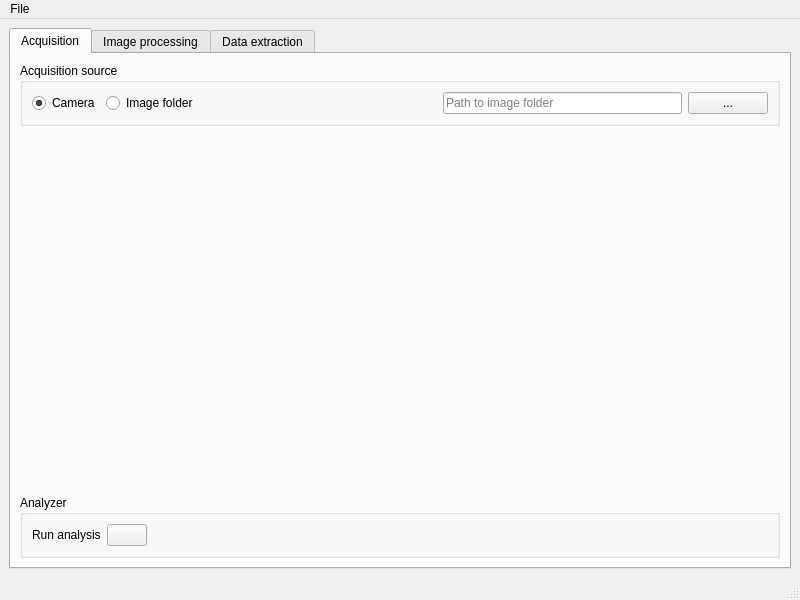
First picture: the form in src/CellSorter/gui/mainwindow.ui, repository mortbopet/RTOC, before the edit.
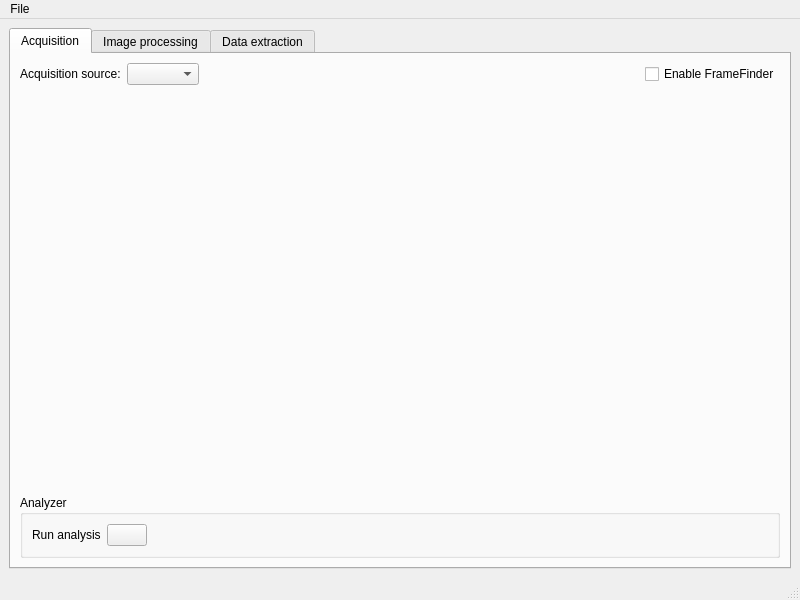
Second picture: the form after the edit. The open tabs and pages were chosen to show the change.

Commit message: Switch to using a ComboBox for selecting the active acqusition source

Patch:
```diff
--- a/src/CellSorter/gui/mainwindow.ui
+++ b/src/CellSorter/gui/mainwindow.ui
@@ -25,92 +25,6 @@
         <string>Acquisition</string>
        </attribute>
        <layout class="QGridLayout" name="gridLayout_4">
-        <item row="0" column="0">
-         <layout class="QVBoxLayout" name="verticalLayout" stretch="0,0">
-          <item>
-           <layout class="QHBoxLayout" name="horizontalLayout">
-            <item>
-             <widget class="QGroupBox" name="groupBox">
-              <property name="title">
-               <string>Acquisition source</string>
-              </property>
-              <layout class="QGridLayout" name="gridLayout_5">
-               <item row="0" column="0">
-                <layout class="QGridLayout" name="gridLayout_2">
-                 <item row="0" column="0">
-                  <widget class="QRadioButton" name="cameraRadiobutton">
-                   <property name="text">
-                    <string>Camera</string>
-                   </property>
-                   <property name="checked">
-                    <bool>true</bool>
-                   </property>
-                  </widget>
-                 </item>
-                 <item row="0" column="1">
-                  <widget class="QRadioButton" name="folderRadiobutton">
-                   <property name="text">
-                    <string>Image folder</string>
-                   </property>
-                  </widget>
-                 </item>
-                 <item row="0" column="4">
-                  <widget class="QPushButton" name="setImageFolderPath">
-                   <property name="text">
-                    <string>...</string>
-                   </property>
-                  </widget>
-                 </item>
-                 <item row="0" column="3">
-                  <widget class="QLineEdit" name="folderPath">
-                   <property name="readOnly">
-                    <bool>true</bool>
-                   </property>
-                   <property name="placeholderText">
-                    <string>Path to image folder</string>
-                   </property>
-                  </widget>
-                 </item>
-                 <item row="0" column="2">
-                  <spacer name="horizontalSpacer">
-                   <property name="orientation">
-                    <enum>Qt::Horizontal</enum>
-                   </property>
-                   <property name="sizeHint" stdset="0">
-                    <size>
-                     <width>40</width>
-                     <height>20</height>
-                    </size>
-                   </property>
-                  </spacer>
-                 </item>
-                </layout>
-               </item>
-              </layout>
-             </widget>
-            </item>
-           </layout>
-          </item>
-          <item>
-           <widget class="QStackedWidget" name="acqWidgets">
-            <widget class="QWidget" name="page">
-             <layout class="QGridLayout" name="gridLayout_7">
-              <item row="0" column="0">
-               <layout class="QGridLayout" name="acqLayout"/>
-              </item>
-             </layout>
-            </widget>
-            <widget class="QWidget" name="page_2">
-             <layout class="QGridLayout" name="gridLayout_8">
-              <item row="0" column="0">
-               <layout class="QVBoxLayout" name="imageLayout"/>
-              </item>
-             </layout>
-            </widget>
-           </widget>
-          </item>
-         </layout>
-        </item>
         <item row="1" column="0">
          <widget class="QGroupBox" name="groupBox_2">
           <property name="title">
@@ -151,6 +65,75 @@
           </layout>
          </widget>
         </item>
+        <item row="0" column="0">
+         <layout class="QVBoxLayout" name="verticalLayout" stretch="0,0">
+          <item>
+           <layout class="QHBoxLayout" name="horizontalLayout_3">
+            <item>
+             <widget class="QLabel" name="label_2">
+              <property name="sizePolicy">
+               <sizepolicy hsizetype="Maximum" vsizetype="Preferred">
+                <horstretch>0</horstretch>
+                <verstretch>0</verstretch>
+               </sizepolicy>
+              </property>
+              <property name="text">
+               <string>Acquisition source:</string>
+              </property>
+             </widget>
+            </item>
+            <item>
+             <widget class="QComboBox" name="acqSource"/>
+            </item>
+            <item>
+             <spacer name="horizontalSpacer">
+              <property name="orientation">
+               <enum>Qt::Horizontal</enum>
+              </property>
+              <property name="sizeHint" stdset="0">
+               <size>
+                <width>40</width>
+                <height>20</height>
+               </size>
+              </property>
+             </spacer>
+            </item>
+            <item>
+             <widget class="QCheckBox" name="enableFF">
+              <property name="text">
+               <string>Enable FrameFinder</string>
+              </property>
+             </widget>
+            </item>
+           </layout>
+          </item>
+          <item>
+           <widget class="QStackedWidget" name="acqWidgets">
+            <widget class="QWidget" name="folder">
+             <layout class="QGridLayout" name="gridLayout_8">
+              <item row="0" column="0">
+               <layout class="QVBoxLayout" name="imageLayout"/>
+              </item>
+             </layout>
+            </widget>
+            <widget class="QWidget" name="webcam">
+             <layout class="QGridLayout" name="gridLayout_10">
+              <item row="0" column="0">
+               <layout class="QGridLayout" name="webcamLayout"/>
+              </item>
+             </layout>
+            </widget>
+            <widget class="QWidget" name="acq">
+             <layout class="QGridLayout" name="gridLayout_7">
+              <item row="0" column="0">
+               <layout class="QGridLayout" name="acqLayout"/>
+              </item>
+             </layout>
+            </widget>
+           </widget>
+          </item>
+         </layout>
+        </item>
        </layout>
       </widget>
       <widget class="QWidget" name="configurator">
```
Left out of the diff: 2 changed lines with no effect on the pictures. The commit also changes 11 other files.
